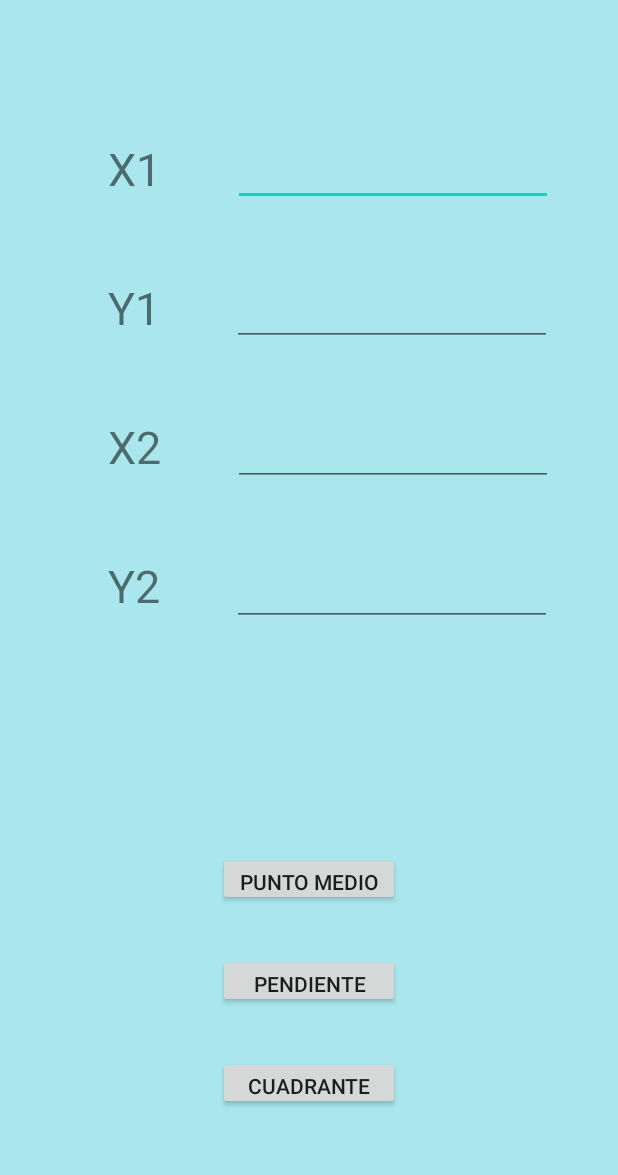
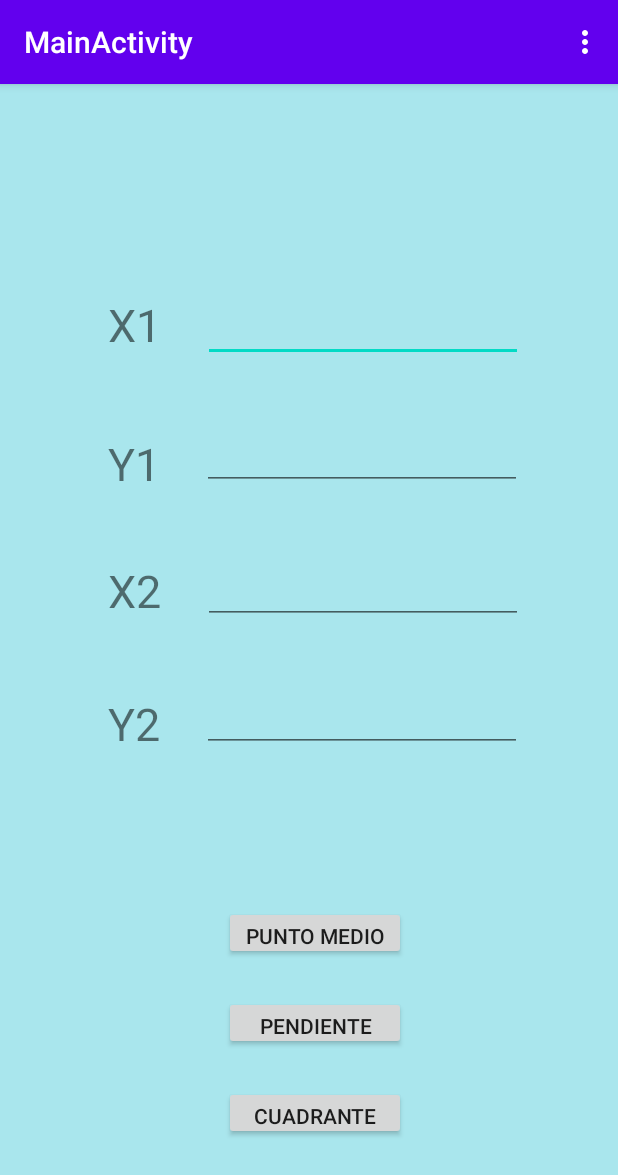
Before and after one commit to nemomoreno/AndroidTarea2, an Android app: the screen it shows after launch (MainActivity), on a phone screen of 412 x 824 dp. Shown: the top 1175 px of the screen. Run offline under Robolectric (Android 15) with nearby library versions, the phone set to English and light mode, and no system bars.

Commit message:
second commit

```diff
--- a/app/src/main/AndroidManifest.xml
+++ b/app/src/main/AndroidManifest.xml
@@ -12,7 +12,7 @@
         <activity
             android:name=".MainActivity"
             android:label="@string/title_activity_main"
-            android:theme="@style/AppTheme.NoActionBar">
+            >
             <intent-filter>
                 <action android:name="android.intent.action.MAIN" />
 
--- a/app/src/main/java/com/example/tarea2_corte1/MainActivity.java
+++ b/app/src/main/java/com/example/tarea2_corte1/MainActivity.java
@@ -13,6 +13,8 @@ import android.os.*;
 import android.text.*;
 import android.view.*;
 import android.widget.*;
+
+import java.util.Random;
 
 
 public class MainActivity extends AppCompatActivity {
@@ -97,4 +99,42 @@ public class MainActivity extends AppCompatActivity {
 
         return cuadro;
     }
+
+    @Override
+    public boolean onCreateOptionsMenu(Menu menu) {
+        MenuInflater inflater = getMenuInflater();
+        inflater.inflate(R.menu.menu, menu);
+        return true;
+    }
+
+    @Override
+    public boolean onOptionsItemSelected(MenuItem item) {
+        // Handle item selection
+        switch (item.getItemId()) {
+            case R.id.aleatorio:
+                x1.setText(String.valueOf(generaAleatorio()));
+                y1.setText(String.valueOf(generaAleatorio()));
+                x2.setText(String.valueOf(generaAleatorio()));
+                y2.setText(String.valueOf(generaAleatorio()));
+                break;
+            case R.id.distancia:
+                double parseX1 = Double.valueOf(x1.getText().toString());
+                double parseY1 = Double.valueOf(y1.getText().toString());
+                double parseX2 = Double.valueOf(x2.getText().toString());
+                double parseY2 = Double.valueOf(y2.getText().toString());
+
+                double result = Math.sqrt(Math.pow((parseX2 - parseX1), 2) + Math.pow((parseY2 - parseY1), 2));
+
+                Toast.makeText(this, String.valueOf(result), Toast.LENGTH_LONG).show();
+                break;
+        }
+        return super.onOptionsItemSelected(item);
+    }
+
+    public double generaAleatorio() {
+        Random r = new Random();
+        int randomNumber = r.nextInt(20 - (-20)) + (-20);
+        return Double.valueOf(randomNumber);
+    }
+
 }
--- a/app/src/main/res/layout/activity_main.xml
+++ b/app/src/main/res/layout/activity_main.xml
@@ -6,6 +6,95 @@
     android:layout_height="match_parent"
     android:background="#A9E6ED"
     tools:context=".MainActivity">
+
+    <EditText
+        android:id="@+id/txtn1"
+        android:layout_width="wrap_content"
+        android:layout_height="wrap_content"
+        android:layout_marginStart="28dp"
+        android:layout_marginLeft="28dp"
+        android:layout_marginTop="140dp"
+        android:ems="10"
+        android:inputType="textPersonName"
+        app:layout_constraintStart_toEndOf="@+id/txtX1"
+        app:layout_constraintTop_toTopOf="parent" />
+
+    <EditText
+        android:id="@+id/txtn2"
+        android:layout_width="wrap_content"
+        android:layout_height="wrap_content"
+        android:layout_marginStart="28dp"
+        android:layout_marginLeft="28dp"
+        android:layout_marginTop="40dp"
+        android:ems="10"
+        android:inputType="textPersonName"
+        android:text=""
+        app:layout_constraintStart_toEndOf="@+id/txtY1"
+        app:layout_constraintTop_toBottomOf="@+id/txtn1" />
+
+    <TextView
+        android:id="@+id/txtX2"
+        android:layout_width="wrap_content"
+        android:layout_height="wrap_content"
+        android:layout_marginStart="72dp"
+        android:layout_marginLeft="72dp"
+        android:layout_marginTop="44dp"
+        android:text="X2"
+
+        android:textSize="30sp"
+        app:layout_constraintStart_toStartOf="parent"
+        app:layout_constraintTop_toBottomOf="@+id/txtY1" />
+
+    <EditText
+        android:id="@+id/txtn4"
+        android:layout_width="wrap_content"
+        android:layout_height="wrap_content"
+        android:layout_marginStart="28dp"
+        android:layout_marginLeft="28dp"
+        android:layout_marginTop="40dp"
+        android:ems="10"
+        android:inputType="textPersonName"
+        android:text=""
+        app:layout_constraintStart_toEndOf="@+id/txtY2"
+        app:layout_constraintTop_toBottomOf="@+id/txtn3" />
+
+    <EditText
+        android:id="@+id/txtn3"
+        android:layout_width="wrap_content"
+        android:layout_height="wrap_content"
+        android:layout_marginStart="28dp"
+        android:layout_marginLeft="28dp"
+        android:layout_marginTop="44dp"
+        android:ems="10"
+        android:inputType="textPersonName"
+        android:text=""
+        app:layout_constraintStart_toEndOf="@+id/txtX2"
+        app:layout_constraintTop_toBottomOf="@+id/txtn2" />
+
+    <TextView
+        android:id="@+id/txtX1"
+        android:layout_width="wrap_content"
+        android:layout_height="wrap_content"
+        android:layout_marginStart="72dp"
+        android:layout_marginLeft="72dp"
+        android:layout_marginTop="140dp"
+        android:text="X1"
+        android:textSize="30sp"
+        app:layout_constraintStart_toStartOf="parent"
+
+        app:layout_constraintTop_toTopOf="parent" />
+
+    <TextView
+        android:id="@+id/txtY2"
+        android:layout_width="wrap_content"
+        android:layout_height="wrap_content"
+        android:layout_marginStart="72dp"
+        android:layout_marginLeft="72dp"
+        android:layout_marginTop="48dp"
+        android:text="Y2"
+        android:textSize="30sp"
+        app:layout_constraintStart_toStartOf="parent"
+        app:layout_constraintTop_toBottomOf="@+id/txtX2" />
 
     <TextView
         android:id="@+id/txtY1"
@@ -20,127 +109,40 @@
         app:layout_constraintStart_toStartOf="parent"
         app:layout_constraintTop_toBottomOf="@+id/txtX1" />
 
-    <TextView
-        android:id="@+id/txtX1"
-        android:layout_width="wrap_content"
-        android:layout_height="wrap_content"
-        android:layout_marginStart="72dp"
-        android:layout_marginLeft="72dp"
-        android:layout_marginTop="92dp"
-        android:text="X1"
-        android:textSize="30sp"
-        app:layout_constraintStart_toStartOf="parent"
-
-        app:layout_constraintTop_toTopOf="parent" />
-
-    <TextView
-        android:id="@+id/txtX2"
-        android:layout_width="wrap_content"
-        android:layout_height="wrap_content"
-        android:layout_marginStart="72dp"
-        android:layout_marginLeft="72dp"
-        android:layout_marginTop="52dp"
-        android:text="X2"
-
-        android:textSize="30sp"
-        app:layout_constraintStart_toStartOf="parent"
-        app:layout_constraintTop_toBottomOf="@+id/txtY1" />
-
-    <TextView
-        android:id="@+id/txtY2"
-        android:layout_width="wrap_content"
-        android:layout_height="wrap_content"
-        android:layout_marginStart="72dp"
-        android:layout_marginLeft="72dp"
-        android:layout_marginTop="52dp"
-
-        android:text="Y2"
-        android:textSize="30sp"
-        app:layout_constraintStart_toStartOf="parent"
-        app:layout_constraintTop_toBottomOf="@+id/txtX2" />
-
-    <EditText
-        android:id="@+id/txtn1"
-        android:layout_width="wrap_content"
-        android:layout_height="wrap_content"
-        android:layout_marginStart="48dp"
-        android:layout_marginLeft="48dp"
-        android:layout_marginTop="92dp"
-        android:ems="10"
-        android:inputType="textPersonName"
-        app:layout_constraintStart_toEndOf="@+id/txtX1"
-        app:layout_constraintTop_toTopOf="parent" />
-
-    <EditText
-        android:id="@+id/txtn2"
-        android:layout_width="wrap_content"
-        android:layout_height="wrap_content"
-        android:layout_marginStart="48dp"
-        android:layout_marginLeft="48dp"
-        android:layout_marginTop="48dp"
-        android:ems="10"
-        android:inputType="textPersonName"
-        android:text=""
-        app:layout_constraintStart_toEndOf="@+id/txtY1"
-        app:layout_constraintTop_toBottomOf="@+id/txtn1" />
-
-    <EditText
-        android:id="@+id/txtn3"
-        android:layout_width="wrap_content"
-        android:layout_height="wrap_content"
-        android:layout_marginStart="48dp"
-        android:layout_marginLeft="48dp"
-        android:layout_marginTop="48dp"
-        android:ems="10"
-        android:inputType="textPersonName"
-        android:text=""
-        app:layout_constraintStart_toEndOf="@+id/txtX2"
-        app:layout_constraintTop_toBottomOf="@+id/txtn2" />
-
-    <EditText
-        android:id="@+id/txtn4"
-        android:layout_width="wrap_content"
-        android:layout_height="wrap_content"
-        android:layout_marginStart="48dp"
-        android:layout_marginLeft="48dp"
-        android:layout_marginTop="48dp"
-        android:ems="10"
-        android:inputType="textPersonName"
-        android:text=""
-        app:layout_constraintStart_toEndOf="@+id/txtY2"
-        app:layout_constraintTop_toBottomOf="@+id/txtn3" />
-
     <Button
         android:id="@+id/btn1"
         android:layout_width="121dp"
         android:layout_height="36dp"
-        android:layout_marginBottom="32dp"
+        android:layout_marginBottom="24dp"
         android:onClick="onClick"
         android:text="Punto Medio"
         app:layout_constraintBottom_toTopOf="@+id/btn2"
         app:layout_constraintEnd_toEndOf="parent"
+        app:layout_constraintHorizontal_bias="0.513"
         app:layout_constraintStart_toStartOf="parent" />
 
     <Button
         android:id="@+id/btn2"
         android:layout_width="121dp"
         android:layout_height="36dp"
-        android:layout_marginBottom="32dp"
+        android:layout_marginBottom="24dp"
         android:onClick="onClick"
         android:text="Pendiente"
         app:layout_constraintBottom_toTopOf="@+id/btn3"
         app:layout_constraintEnd_toEndOf="parent"
+        app:layout_constraintHorizontal_bias="0.513"
         app:layout_constraintStart_toStartOf="parent" />
 
     <Button
         android:id="@+id/btn3"
         android:layout_width="121dp"
         android:layout_height="36dp"
-        android:layout_marginBottom="84dp"
+        android:layout_marginBottom="64dp"
         android:onClick="onClick"
         android:text="Cuadrante"
         app:layout_constraintBottom_toBottomOf="parent"
         app:layout_constraintEnd_toEndOf="parent"
+        app:layout_constraintHorizontal_bias="0.513"
         app:layout_constraintStart_toStartOf="parent" />
 
 </androidx.constraintlayout.widget.ConstraintLayout>
--- /dev/null
+++ b/app/src/main/res/menu/menu.xml
@@ -0,0 +1,12 @@
+<?xml version="1.0" encoding="utf-8"?>
+<menu xmlns:android="http://schemas.android.com/apk/res/android">
+    <item android:id="@+id/aleatorio"
+        android:icon="@android:drawable/ic_menu_gallery"
+        android:orderInCategory="1"
+        android:title="Aleatorio"/>
+    <item
+        android:id="@+id/distancia"
+        android:icon="@android:drawable/ic_menu_gallery"
+        android:orderInCategory="1"
+        android:title="Distancia" />
+</menu>
```
Also changed, not shown: 1 other file.
